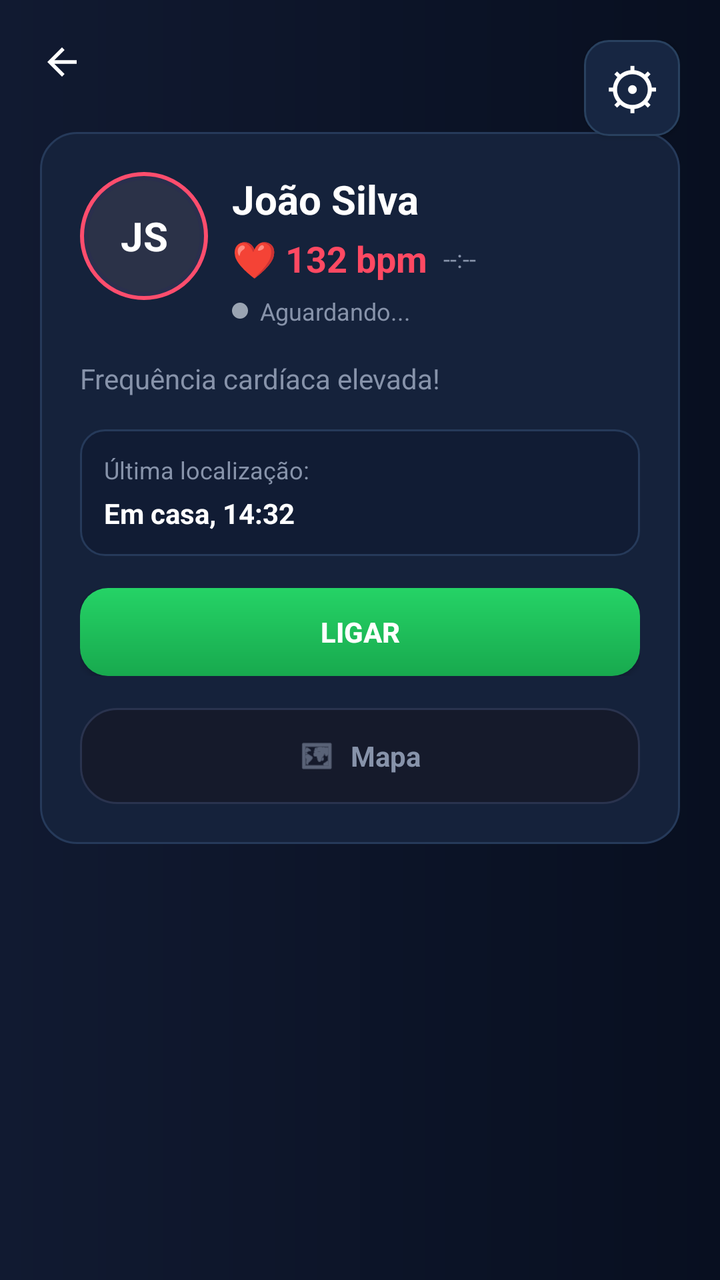
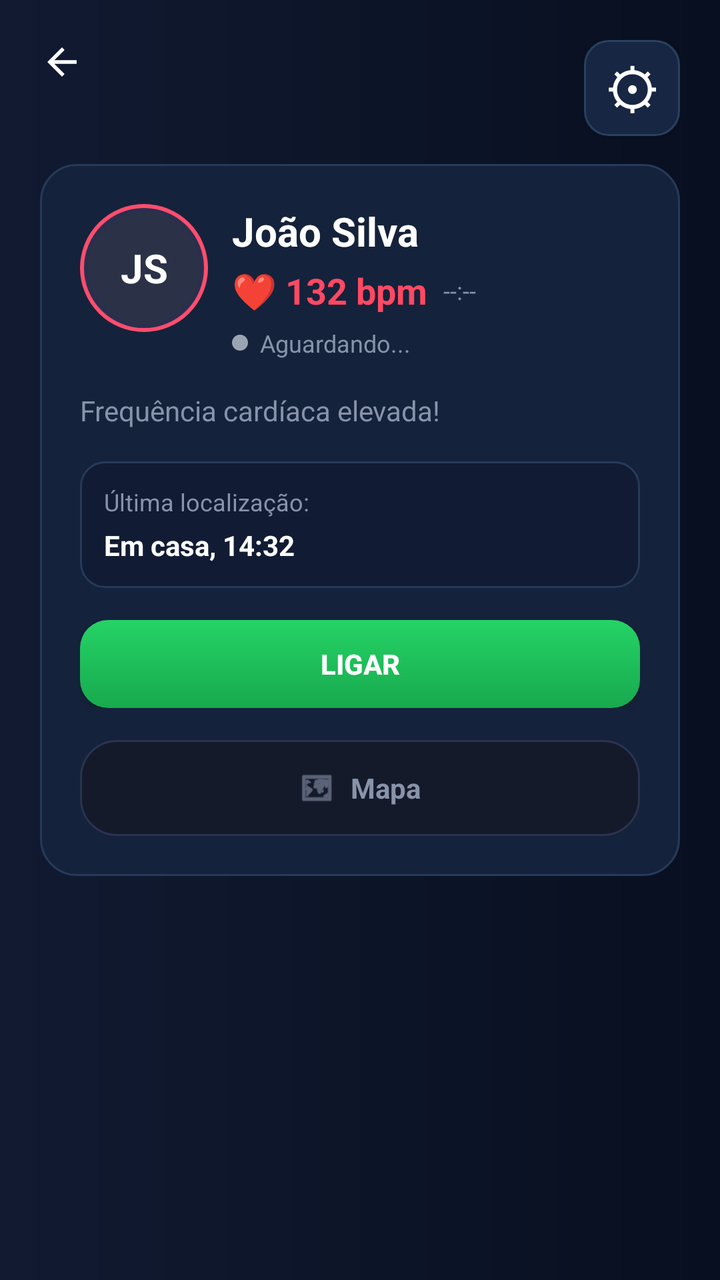

Compare the two renders of this Android layout. The source of the first and the diff that turns it into the second are given below.
<!-- AndroidManifest.xml: activity theme Theme.AppCompat.DayNight.NoActionBar -->
<!-- res/layout/activity_caregiver.xml -->
<?xml version="1.0" encoding="utf-8"?>
<androidx.constraintlayout.widget.ConstraintLayout xmlns:android="http://schemas.android.com/apk/res/android"
    xmlns:app="http://schemas.android.com/apk/res-auto"
    xmlns:tools="http://schemas.android.com/tools"
    android:id="@+id/cl_caregiver_root"
    android:layout_width="match_parent"
    android:layout_height="match_parent"
    android:background="@drawable/bg_caregiver_screen"
    android:padding="20dp"
    tools:context=".CaregiverActivity">

    <ImageView
        android:id="@+id/iv_back"
        android:layout_width="@dimen/login_back_size"
        android:layout_height="@dimen/login_back_size"
        android:clickable="true"
        android:contentDescription="@string/caregiver_back"
        android:focusable="true"
        android:src="@drawable/ic_login_back"
        android:tint="@color/caregiver_text_primary"
        app:layout_constraintStart_toStartOf="parent"
        app:layout_constraintTop_toTopOf="parent" />

    <Button
        android:id="@+id/btn_config_paciente"
        android:layout_width="48dp"
        android:layout_height="48dp"
        android:background="@drawable/bg_caregiver_button_secondary"
        android:contentDescription="Configurar zona segura"
        android:minWidth="0dp"
        android:minHeight="0dp"
        android:padding="0dp"
        android:text="⚙"
        android:textColor="@color/caregiver_text_primary"
        android:textSize="28sp"
        app:layout_constraintEnd_toEndOf="parent"
        app:layout_constraintTop_toTopOf="parent" />

    <androidx.constraintlayout.widget.ConstraintLayout
        android:id="@+id/card_alert"
        android:layout_width="0dp"
        android:layout_height="wrap_content"
        android:background="@drawable/bg_caregiver_card"
        android:padding="20dp"
        app:layout_constraintEnd_toEndOf="parent"
        app:layout_constraintStart_toStartOf="parent"
        app:layout_constraintTop_toBottomOf="@id/iv_back"
        android:layout_marginTop="24dp">

        <FrameLayout
            android:id="@+id/avatar_container"
            android:layout_width="64dp"
            android:layout_height="64dp"
            android:background="@drawable/bg_caregiver_avatar_ring"
            android:padding="4dp"
            app:layout_constraintStart_toStartOf="parent"
            app:layout_constraintTop_toTopOf="parent">

            <TextView
                android:id="@+id/tv_avatar_initials"
                android:layout_width="match_parent"
                android:layout_height="match_parent"
                android:background="@drawable/bg_caregiver_avatar_inner"
                android:gravity="center"
                android:text="@string/caregiver_patient_initials"
                android:textColor="@color/caregiver_text_primary"
                android:textSize="20sp"
                android:textStyle="bold" />
        </FrameLayout>

        <TextView
            android:id="@+id/tv_patient_name"
            android:layout_width="wrap_content"
            android:layout_height="wrap_content"
            android:text="@string/caregiver_patient_name"
            android:textColor="@color/caregiver_text_primary"
            android:textSize="20sp"
            android:textStyle="bold"
            app:layout_constraintStart_toEndOf="@id/avatar_container"
            app:layout_constraintTop_toTopOf="@id/avatar_container"
            android:layout_marginStart="12dp" />

        <TextView
            android:id="@+id/tv_bpm_value"
            android:layout_width="wrap_content"
            android:layout_height="wrap_content"
            android:text="@string/caregiver_bpm_value"
            android:textColor="@color/caregiver_alert_red"
            android:textSize="18sp"
            android:textStyle="bold"
            app:layout_constraintStart_toEndOf="@id/avatar_container"
            app:layout_constraintTop_toBottomOf="@id/tv_patient_name"
            android:layout_marginStart="12dp"
            android:layout_marginTop="4dp" />

        <TextView
            android:id="@+id/tv_bpm_timestamp"
            android:layout_width="wrap_content"
            android:layout_height="wrap_content"
            android:text="--:--"
            android:textColor="@color/caregiver_text_secondary"
            android:textSize="12sp"
            app:layout_constraintBottom_toBottomOf="@id/tv_bpm_value"
            app:layout_constraintStart_toEndOf="@id/tv_bpm_value"
            app:layout_constraintTop_toTopOf="@id/tv_bpm_value"
            android:layout_marginStart="8dp" />

        
        <LinearLayout
            android:id="@+id/ll_status_monitoramento"
            android:layout_width="wrap_content"
            android:layout_height="wrap_content"
            android:orientation="horizontal"
            android:gravity="center_vertical"
            app:layout_constraintStart_toEndOf="@id/avatar_container"
            app:layout_constraintTop_toBottomOf="@id/tv_bpm_value"
            android:layout_marginStart="12dp"
            android:layout_marginTop="6dp">

            <View
                android:id="@+id/v_status_dot"
                android:layout_width="8dp"
                android:layout_height="8dp"
                android:background="@drawable/bg_status_dot"
                android:layout_marginEnd="6dp" />

            <TextView
                android:id="@+id/tv_status_monitoramento"
                android:layout_width="wrap_content"
                android:layout_height="wrap_content"
                android:text="Aguardando..."
                android:textColor="@color/caregiver_text_secondary"
                android:textSize="12sp" />
        </LinearLayout>

        <TextView
            android:id="@+id/tv_alert_message"
            android:layout_width="0dp"
            android:layout_height="wrap_content"
            android:text="@string/caregiver_alert_message"
            android:textColor="@color/caregiver_text_secondary"
            android:textSize="14sp"
            app:layout_constraintStart_toStartOf="parent"
            app:layout_constraintTop_toBottomOf="@id/ll_status_monitoramento"
            app:layout_constraintEnd_toEndOf="parent"
            android:layout_marginTop="16dp" />

        <LinearLayout
            android:id="@+id/location_container"
            android:layout_width="0dp"
            android:layout_height="wrap_content"
            android:background="@drawable/bg_caregiver_pill"
            android:orientation="vertical"
            android:padding="12dp"
            app:layout_constraintStart_toStartOf="parent"
            app:layout_constraintTop_toBottomOf="@id/tv_alert_message"
            app:layout_constraintEnd_toEndOf="parent"
            android:layout_marginTop="16dp">

            <TextView
                android:id="@+id/tv_location_label"
                android:layout_width="wrap_content"
                android:layout_height="wrap_content"
                android:text="@string/caregiver_last_location_label"
                android:textColor="@color/caregiver_text_secondary"
                android:textSize="12sp" />

            <TextView
                android:id="@+id/tv_location_value"
                android:layout_width="wrap_content"
                android:layout_height="wrap_content"
                android:layout_marginTop="4dp"
                android:text="@string/caregiver_last_location_value"
                android:textColor="@color/caregiver_text_primary"
                android:textSize="14sp"
                android:textStyle="bold" />
        </LinearLayout>

        <LinearLayout
            android:id="@+id/actions_container"
            android:layout_width="0dp"
            android:layout_height="wrap_content"
            android:orientation="horizontal"
            app:layout_constraintStart_toStartOf="parent"
            app:layout_constraintTop_toBottomOf="@id/location_container"
            app:layout_constraintEnd_toEndOf="parent"
            android:layout_marginTop="16dp">

            <Button
                android:id="@+id/btn_call"
                android:layout_width="match_parent"
                android:layout_height="44dp"
                android:background="@drawable/bg_caregiver_button_primary"
                android:text="@string/caregiver_call_button"
                android:textColor="@color/caregiver_text_primary"
                android:textStyle="bold" />
        </LinearLayout>
        <LinearLayout
            android:id="@+id/bottom_map"
            android:layout_width="0dp"
            android:layout_height="48dp"
            android:layout_marginTop="16dp"
            android:background="@drawable/bg_caregiver_bottom_bar"
            android:gravity="center"
            android:orientation="horizontal"
            app:layout_constraintBottom_toBottomOf="parent"
            app:layout_constraintEnd_toEndOf="parent"
            app:layout_constraintStart_toStartOf="parent"
            app:layout_constraintTop_toBottomOf="@id/actions_container">

            <ImageView
                android:layout_width="18dp"
                android:layout_height="18dp"
                android:contentDescription="@null"
                android:src="@android:drawable/ic_menu_mapmode"
                android:tint="@color/caregiver_text_secondary" />

            <TextView
                android:layout_width="wrap_content"
                android:layout_height="wrap_content"
                android:layout_marginStart="8dp"
                android:text="@string/caregiver_bottom_map"
                android:textColor="@color/caregiver_text_secondary"
                android:textStyle="bold" />
        </LinearLayout>
    </androidx.constraintlayout.widget.ConstraintLayout>

</androidx.constraintlayout.widget.ConstraintLayout>
<!-- resources referenced by this layout -->
<resources>
  <color name="caregiver_alert_red">#FF4962</color>
  <color name="caregiver_text_primary">#FFFFFF</color>
  <color name="caregiver_text_secondary">#8793AA</color>
  <dimen name="login_back_size">24dp</dimen>
  <!-- drawable bg_caregiver_avatar_inner (drawable) -->
  <?xml version="1.0" encoding="utf-8"?>
  <shape xmlns:android="http://schemas.android.com/apk/res/android" android:shape="oval">
      <solid android:color="#2B3248" />
  </shape>
  <!-- drawable bg_caregiver_avatar_ring (drawable) -->
  <?xml version="1.0" encoding="utf-8"?>
  <shape xmlns:android="http://schemas.android.com/apk/res/android" android:shape="oval">
      <solid android:color="#2A2F4D" />
      <stroke android:width="2dp" android:color="#FF4D6D" />
  </shape>
  <!-- drawable bg_caregiver_bottom_bar (drawable) -->
  <?xml version="1.0" encoding="utf-8"?>
  <shape xmlns:android="http://schemas.android.com/apk/res/android" android:shape="rectangle">
      <solid android:color="#151A2B" />
      <corners android:radius="18dp" />
      <stroke android:width="1dp" android:color="#2A334E" />
  </shape>
  <!-- drawable bg_caregiver_button_primary (drawable) -->
  <?xml version="1.0" encoding="utf-8"?>
  <shape xmlns:android="http://schemas.android.com/apk/res/android" android:shape="rectangle">
      <gradient
          android:angle="270"
          android:endColor="#18A94E"
          android:startColor="#25D366" />
      <corners android:radius="14dp" />
  </shape>
  <!-- drawable bg_caregiver_button_secondary (drawable) -->
  <?xml version="1.0" encoding="utf-8"?>
  <shape xmlns:android="http://schemas.android.com/apk/res/android" android:shape="rectangle">
      <solid android:color="#172642" />
      <corners android:radius="12dp" />
      <stroke android:width="1dp" android:color="#29415F" />
  </shape>
  <!-- drawable bg_caregiver_card (drawable) -->
  <?xml version="1.0" encoding="utf-8"?>
  <shape xmlns:android="http://schemas.android.com/apk/res/android" android:shape="rectangle">
      <solid android:color="#15223B" />
      <corners android:radius="18dp" />
      <stroke android:width="1dp" android:color="#263A5A" />
  </shape>
  <!-- drawable bg_caregiver_pill (drawable) -->
  <?xml version="1.0" encoding="utf-8"?>
  <shape xmlns:android="http://schemas.android.com/apk/res/android" android:shape="rectangle">
      <solid android:color="#111C34" />
      <corners android:radius="12dp" />
      <stroke android:width="1dp" android:color="#263A5A" />
  </shape>
  <!-- drawable bg_caregiver_screen (drawable) -->
  <?xml version="1.0" encoding="utf-8"?>
  <shape xmlns:android="http://schemas.android.com/apk/res/android" android:shape="rectangle">
      <gradient
          android:angle="180"
          android:endColor="#111A31"
          android:startColor="#080F20"
          android:type="linear" />
  </shape>
  <!-- drawable bg_status_dot (drawable) -->
  <?xml version="1.0" encoding="utf-8"?>
  <shape xmlns:android="http://schemas.android.com/apk/res/android"
      android:shape="oval">
      <solid android:color="#9AA4B2" />
  </shape>
  <!-- drawable ic_login_back (drawable) -->
  <?xml version="1.0" encoding="utf-8"?>
  <vector xmlns:android="http://schemas.android.com/apk/res/android"
      android:width="24dp"
      android:height="24dp"
      android:viewportWidth="24"
      android:viewportHeight="24">
      <path
          android:fillColor="@color/login_text_primary"
          android:pathData="M20,11H7.83l5.59,-5.59L12,4l-8,8 8,8 1.41,-1.41L7.83,13H20v-2z" />
  </vector>
  <string name="caregiver_alert_message">Frequência cardíaca elevada!</string>
  <string name="caregiver_back">Voltar</string>
  <string name="caregiver_bottom_map">Mapa</string>
  <string name="caregiver_bpm_value">❤ 132 bpm</string>
  <string name="caregiver_call_button">LIGAR</string>
  <string name="caregiver_last_location_label">Última localização:</string>
  <string name="caregiver_last_location_value">Em casa, 14:32</string>
  <string name="caregiver_patient_initials">JS</string>
  <string name="caregiver_patient_name">João Silva</string>
  <color name="login_text_primary">#FFFFFF</color>
</resources>

<!-- the commit's change to res/layout/activity_caregiver.xml (unified diff, before → after) -->
@@ -40,12 +40,13 @@
         android:id="@+id/card_alert"
         android:layout_width="0dp"
         android:layout_height="wrap_content"
+        android:layout_marginTop="40dp"
         android:background="@drawable/bg_caregiver_card"
         android:padding="20dp"
         app:layout_constraintEnd_toEndOf="parent"
+        app:layout_constraintHorizontal_bias="1.0"
         app:layout_constraintStart_toStartOf="parent"
-        app:layout_constraintTop_toBottomOf="@id/iv_back"
-        android:layout_marginTop="24dp">
+        app:layout_constraintTop_toBottomOf="@id/iv_back">
 
         <FrameLayout
             android:id="@+id/avatar_container"
@@ -72,57 +73,57 @@
             android:id="@+id/tv_patient_name"
             android:layout_width="wrap_content"
             android:layout_height="wrap_content"
+            android:layout_marginStart="12dp"
             android:text="@string/caregiver_patient_name"
             android:textColor="@color/caregiver_text_primary"
             android:textSize="20sp"
             android:textStyle="bold"
             app:layout_constraintStart_toEndOf="@id/avatar_container"
-            app:layout_constraintTop_toTopOf="@id/avatar_container"
-            android:layout_marginStart="12dp" />
+            app:layout_constraintTop_toTopOf="@id/avatar_container" />
 
         <TextView
             android:id="@+id/tv_bpm_value"
             android:layout_width="wrap_content"
             android:layout_height="wrap_content"
+            android:layout_marginStart="12dp"
+            android:layout_marginTop="4dp"
             android:text="@string/caregiver_bpm_value"
             android:textColor="@color/caregiver_alert_red"
             android:textSize="18sp"
             android:textStyle="bold"
             app:layout_constraintStart_toEndOf="@id/avatar_container"
-            app:layout_constraintTop_toBottomOf="@id/tv_patient_name"
-            android:layout_marginStart="12dp"
-            android:layout_marginTop="4dp" />
+            app:layout_constraintTop_toBottomOf="@id/tv_patient_name" />
 
         <TextView
             android:id="@+id/tv_bpm_timestamp"
             android:layout_width="wrap_content"
             android:layout_height="wrap_content"
+            android:layout_marginStart="8dp"
             android:text="--:--"
             android:textColor="@color/caregiver_text_secondary"
             android:textSize="12sp"
             app:layout_constraintBottom_toBottomOf="@id/tv_bpm_value"
             app:layout_constraintStart_toEndOf="@id/tv_bpm_value"
-            app:layout_constraintTop_toTopOf="@id/tv_bpm_value"
-            android:layout_marginStart="8dp" />
+            app:layout_constraintTop_toTopOf="@id/tv_bpm_value" />
 
         
         <LinearLayout
             android:id="@+id/ll_status_monitoramento"
             android:layout_width="wrap_content"
             android:layout_height="wrap_content"
+            android:layout_marginStart="12dp"
+            android:layout_marginTop="6dp"
+            android:gravity="center_vertical"
             android:orientation="horizontal"
-            android:gravity="center_vertical"
             app:layout_constraintStart_toEndOf="@id/avatar_container"
-            app:layout_constraintTop_toBottomOf="@id/tv_bpm_value"
-            android:layout_marginStart="12dp"
-            android:layout_marginTop="6dp">
+            app:layout_constraintTop_toBottomOf="@id/tv_bpm_value">
 
             <View
                 android:id="@+id/v_status_dot"
                 android:layout_width="8dp"
                 android:layout_height="8dp"
-                android:background="@drawable/bg_status_dot"
-                android:layout_marginEnd="6dp" />
+                android:layout_marginEnd="6dp"
+                android:background="@drawable/bg_status_dot" />
 
             <TextView
                 android:id="@+id/tv_status_monitoramento"
@@ -137,25 +138,25 @@
             android:id="@+id/tv_alert_message"
             android:layout_width="0dp"
             android:layout_height="wrap_content"
+            android:layout_marginTop="16dp"
             android:text="@string/caregiver_alert_message"
             android:textColor="@color/caregiver_text_secondary"
             android:textSize="14sp"
-            app:layout_constraintStart_toStartOf="parent"
-            app:layout_constraintTop_toBottomOf="@id/ll_status_monitoramento"
-            app:layout_constraintEnd_toEndOf="parent"
-            android:layout_marginTop="16dp" />
+            app:layout_constraintEnd_toEndOf="parent"
+            app:layout_constraintStart_toStartOf="parent"
+            app:layout_constraintTop_toBottomOf="@id/ll_status_monitoramento" />
 
         <LinearLayout
             android:id="@+id/location_container"
             android:layout_width="0dp"
             android:layout_height="wrap_content"
+            android:layout_marginTop="16dp"
             android:background="@drawable/bg_caregiver_pill"
             android:orientation="vertical"
             android:padding="12dp"
-            app:layout_constraintStart_toStartOf="parent"
-            app:layout_constraintTop_toBottomOf="@id/tv_alert_message"
-            app:layout_constraintEnd_toEndOf="parent"
-            android:layout_marginTop="16dp">
+            app:layout_constraintEnd_toEndOf="parent"
+            app:layout_constraintStart_toStartOf="parent"
+            app:layout_constraintTop_toBottomOf="@id/tv_alert_message">
 
             <TextView
                 android:id="@+id/tv_location_label"
@@ -180,11 +181,11 @@
             android:id="@+id/actions_container"
             android:layout_width="0dp"
             android:layout_height="wrap_content"
+            android:layout_marginTop="16dp"
             android:orientation="horizontal"
-            app:layout_constraintStart_toStartOf="parent"
-            app:layout_constraintTop_toBottomOf="@id/location_container"
-            app:layout_constraintEnd_toEndOf="parent"
-            android:layout_marginTop="16dp">
+            app:layout_constraintEnd_toEndOf="parent"
+            app:layout_constraintStart_toStartOf="parent"
+            app:layout_constraintTop_toBottomOf="@id/location_container">
 
             <Button
                 android:id="@+id/btn_call"
@@ -195,6 +196,7 @@
                 android:textColor="@color/caregiver_text_primary"
                 android:textStyle="bold" />
         </LinearLayout>
+
         <LinearLayout
             android:id="@+id/bottom_map"
             android:layout_width="0dp"
